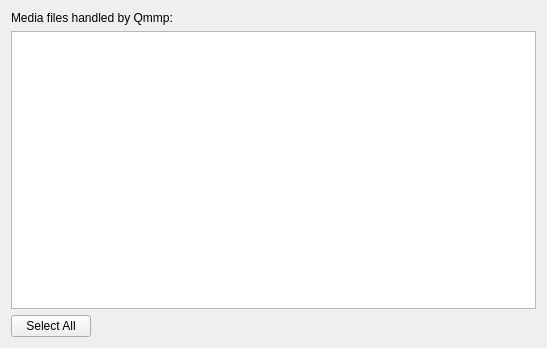
Qt form src/qmmpui/forms/winfileassocpage.ui (RavilesX/x-AMP) before a commit.
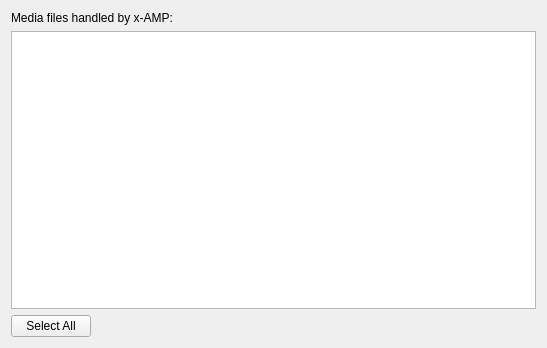
The same form after that commit.

Commit message: Rename to xamp: no user-visible string says qmmp

The edit to the form file:
```diff
--- a/src/qmmpui/forms/winfileassocpage.ui
+++ b/src/qmmpui/forms/winfileassocpage.ui
@@ -40,7 +40,7 @@
    <item row="0" column="0" colspan="2">
     <widget class="QLabel" name="textLabel">
      <property name="text">
-      <string>Media files handled by Qmmp:</string>
+      <string>Media files handled by x-AMP:</string>
      </property>
      <property name="alignment">
       <set>Qt::AlignVCenter</set>
```
The commit also changes 95 other files.
